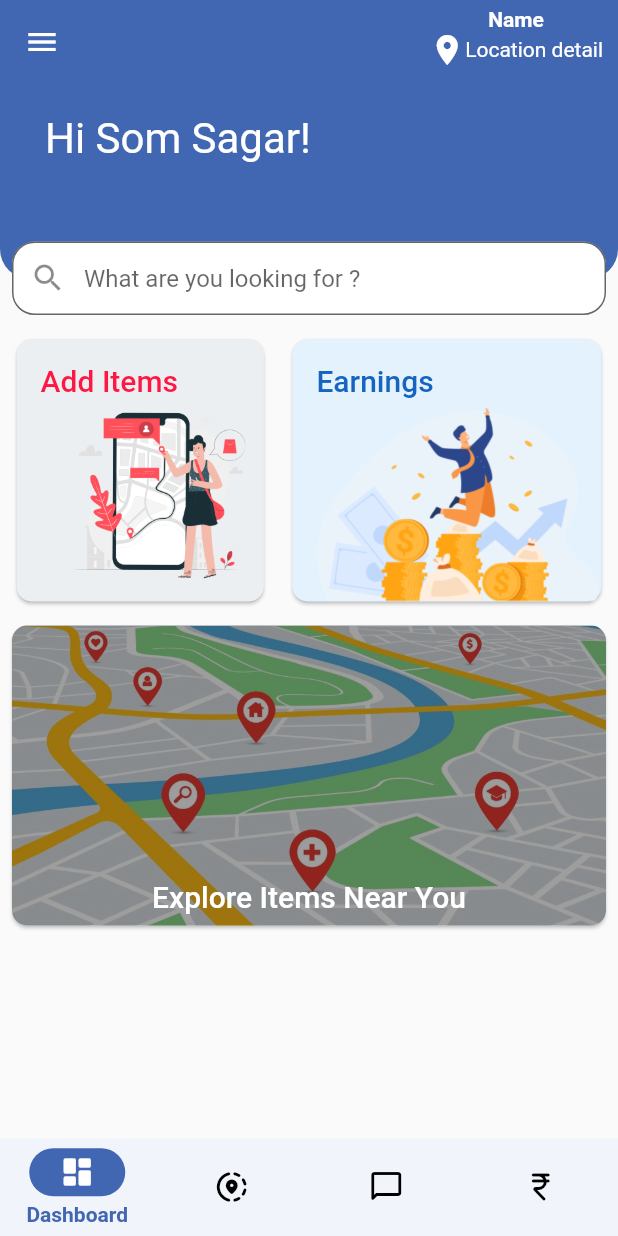
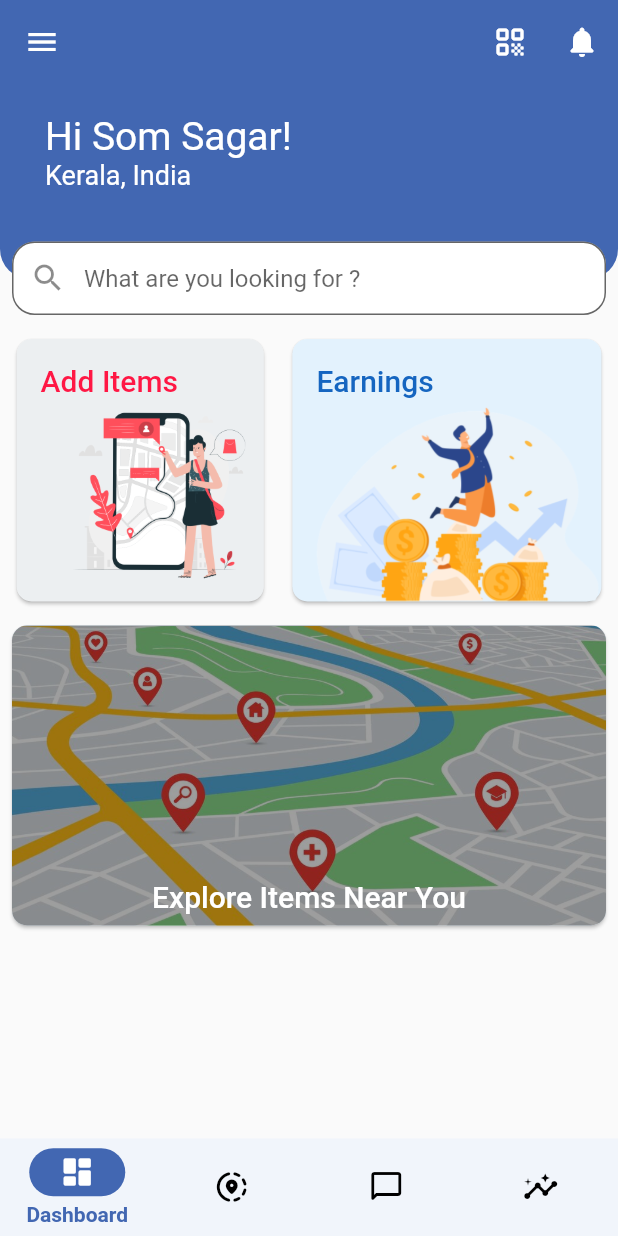
Before and after one commit to aditya-taparia/googleSolutionChallenge, a Flutter app: the Home screen opened directly, on a phone screen of 412 x 824 dp. Run offline on Flutter 3.47's test engine with Material 2 defaults, Android fonts, the phone set to English and light mode, and no system bars; our stand-ins replace cloud_firestore, firebase_auth, firebase_core, google_fonts, google_maps_flutter, google_sign_in and 5 more; missing offline and left inert: particles_flutter, side_header_list_view; accounts and stored records are empty.

Commit message:
Some changes

```diff
--- a/lib/main.dart
+++ b/lib/main.dart
@@ -197,8 +197,8 @@ class _WrapperState extends State<Wrapper> {
       return const Loading();
     } else {
       if (user == null) {
-        //return isviewed != 0 ? const Start() : const Login();
-        return isviewed != 0 ? const Start() : const Home();
+        return isviewed != 0 ? const Start() : const Login();
+        //return isviewed != 0 ? const Start() : const Home();
       } else {
         // return MyStepper(user: user);
         return isstep != 0 ? MyStepper(user: user) : const Home();
--- a/lib/screens/home/Screens/dashboard.dart
+++ b/lib/screens/home/Screens/dashboard.dart
@@ -26,20 +26,23 @@ class _DashboardState extends State<Dashboard> {
                   color: Color.fromRGBO(66, 103, 178, 1),
                 ),
                 height: 130,
+                padding: const EdgeInsets.fromLTRB(30, 20, 0, 0),
                 width: MediaQuery.of(context).size.width,
-                  child: Padding(
-                    padding: const EdgeInsets.fromLTRB(30, 20, 0, 0),
-                    child: Row(
+                child: Column(
+                  mainAxisAlignment: MainAxisAlignment.start,
                   crossAxisAlignment: CrossAxisAlignment.start,
                   children: const [
                     Text(
                       "Hi Som Sagar!",
-                          style: TextStyle(fontSize: 28, color: Colors.white),
+                      style: TextStyle(fontSize: 26, color: Colors.white),
                     ),
-                        // Icon(Icons.notifications_outlined)
+                    Text(
+                      "Kerala, India",
+                      style: TextStyle(fontSize: 18, color: Colors.white),
+                    ),
                   ],
                 ),
-                  )),
+              ),
               Padding(
                 padding: const EdgeInsets.fromLTRB(8, 105, 8, 8),
                 child: TextFormField(
--- a/lib/screens/home/home.dart
+++ b/lib/screens/home/home.dart
@@ -197,7 +197,7 @@ class _HomeState extends State<Home> {
           ),
           const MapScreen(),
           const Forum(),
-          const Analytics()
+          const Analytics(),
         ];
         _index = snapshot.data!.index;
         return Scaffold(
@@ -206,30 +206,24 @@ class _HomeState extends State<Home> {
                   elevation: 0,
                   // iconTheme: const IconThemeData(color: Colors.black),
                   actions: <Widget>[
-                    Padding(
-                      padding: const EdgeInsets.fromLTRB(0, 5, 10, 0),
-                      child: Column(
-                        children: [
-                          const Text(
-                            "Name",
-                            style: TextStyle(
-                              fontWeight: FontWeight.bold,
-                              color: Colors.white,
-                            ),
-                          ),
-                          Row(
-                            children: const [
-                              Icon(
-                                Icons.location_on,
-                                color: Colors.white,
-                              ),
-                              Text("Location detail",
-                                  style: TextStyle(color: Colors.white))
-                            ],
-                          )
-                        ],
+                    IconButton(
+                      tooltip: 'QR Code',
+                      icon: const Icon(
+                        Icons.qr_code_rounded,
+                        size: 24,
+                        color: Colors.white,
                       ),
-                    )
+                      onPressed: () {},
+                    ),
+                    IconButton(
+                      tooltip: 'Notifications',
+                      icon: const Icon(
+                        Icons.notifications_rounded,
+                        size: 24,
+                        color: Colors.white,
+                      ),
+                      onPressed: () {},
+                    ),
                   ],
                   backgroundColor: const Color.fromRGBO(66, 103, 178, 1),
                 )
@@ -243,7 +237,7 @@ class _HomeState extends State<Home> {
                     ? screens[1]
                     : snapshot.data == Navigation.disscussionForm
                         ? screens[2]
-                        : snapshot.data == Navigation.history
+                        : snapshot.data == Navigation.analytics
                             ? screens[3]
                             : screens[0],
           ),
@@ -289,17 +283,17 @@ class _HomeState extends State<Home> {
                       Icons.chat_bubble_rounded,
                       color: Colors.white,
                     ),
-                    label: 'Forum',
+                    label: 'Chats',
                   ),
                   NavigationDestination(
                     icon: Icon(
-                      Icons.currency_rupee_rounded,
+                      Icons.insights_outlined,
                     ),
                     selectedIcon: Icon(
-                      Icons.currency_rupee_rounded,
+                      Icons.insights_rounded,
                       color: Colors.white,
                     ),
-                    label: 'Rewards',
+                    label: 'Analytics',
                   ),
                 ],
               ),
--- a/lib/services/navigation_bloc.dart
+++ b/lib/services/navigation_bloc.dart
@@ -5,7 +5,7 @@ enum Navigation {
   dashboard,
   map,
   disscussionForm,
-  history,
+  analytics,
 }
 
 class NavigationBloc {
```
Lines whose indentation alone changed are shown as unchanged.
